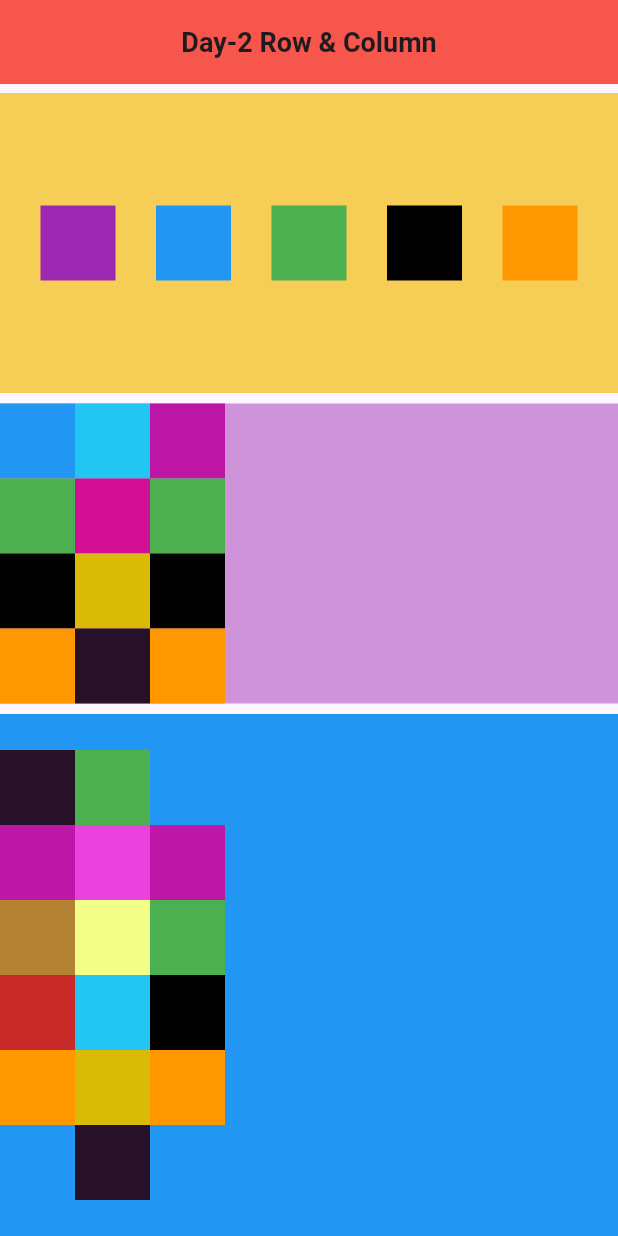
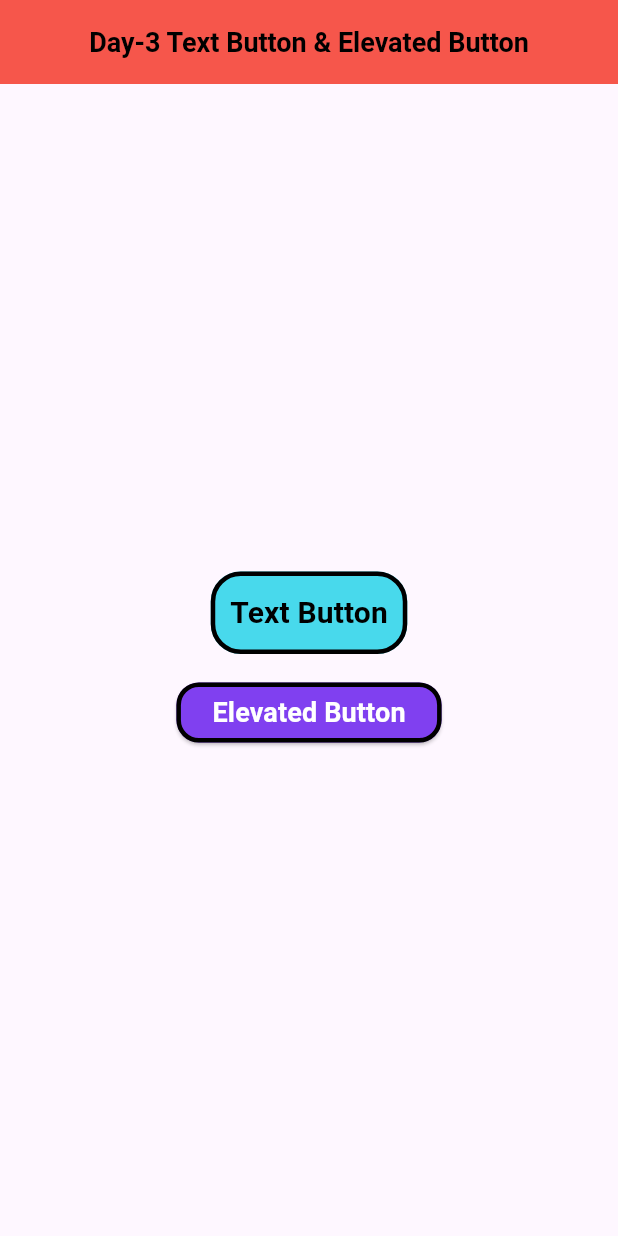
Before and after one commit to Vijay-Mahato/30_days-30_concept, a Flutter app: the screen it shows after launch, on a phone screen of 412 x 824 dp. Run offline on Flutter 3.47's test engine with Material 3 defaults, Android fonts, the phone set to English and light mode, and no system bars.

Commit message:
Day-3 TextButton & ElevatedButton

```diff
--- /dev/null
+++ b/lib/30_days_concepts/day-3.dart
@@ -0,0 +1,85 @@
+import 'package:flutter/material.dart';
+
+class Day3 extends StatelessWidget {
+  const Day3({super.key});
+
+  @override
+  Widget build(BuildContext context) {
+    var h = MediaQuery.of(context).size.height;
+    var w = MediaQuery.of(context).size.width;
+    return Scaffold(
+      appBar: AppBar(
+        centerTitle: true,
+        backgroundColor: const Color.fromARGB(255, 246, 86, 75),
+        title: const Text(
+          "Day-3 Text Button & Elevated Button",
+          style: TextStyle(
+            color: Colors.black,
+            fontSize: 18,
+            fontWeight: FontWeight.bold,
+          ),
+        ),
+      ),
+      body: Column(
+        mainAxisAlignment: MainAxisAlignment.center,
+        children: [
+          Center(
+            child: TextButton(
+              style: ButtonStyle(
+                backgroundColor: WidgetStateProperty.all(
+                  const Color.fromARGB(255, 72, 217, 236),
+                ),
+                elevation: WidgetStateProperty.all(50),
+                padding: WidgetStateProperty.all(
+                  const EdgeInsets.all(13), // Increase Size Of The Button
+                ),
+                overlayColor: WidgetStateProperty.all(Colors.orange),
+                shape: WidgetStateProperty.all(
+                  RoundedRectangleBorder(
+                    side: const BorderSide(color: Colors.black, width: 3),
+                    borderRadius: BorderRadius.circular(20), // Circular border
+                  ),
+                ),
+              ),
+              onPressed: () {
+                print("Vijay Mahato");
+              },
+              child: const Text(
+                "Text Button",
+                style: TextStyle(
+                  color: Colors.black,
+                  fontSize: 20,
+                  fontWeight: FontWeight.w700,
+                ),
+              ),
+            ),
+            //Example of Elevated Button
+          ),
+          const SizedBox(height: 15),
+          ElevatedButton(
+              style: ButtonStyle(
+                overlayColor: WidgetStateProperty.all(Colors.amber[300]),
+                backgroundColor:
+                    WidgetStateProperty.all(Theme.of(context).primaryColor),
+                shape: WidgetStateProperty.all(RoundedRectangleBorder(
+                    side: const BorderSide(color: Colors.black, width: 3),
+                    borderRadius: BorderRadius.circular(15))),
+
+                // padding: WidgetStateProperty.all(const EdgeInsets.all(10)),
+              ),
+              onPressed: () {
+                print("Example Of Elevated Button");
+              },
+              child: const Text(
+                "Elevated Button",
+                style: TextStyle(
+                  color: Colors.white,
+                  fontSize: 18,
+                  fontWeight: FontWeight.w600,
+                ),
+              ))
+        ],
+      ),
+    );
+  }
+}
--- a/lib/main.dart
+++ b/lib/main.dart
@@ -1,3 +1,4 @@
+import 'package:concept/30_days_concepts/day-3.dart';
 import 'package:flutter/material.dart';
 
 import '30_days_concepts/day-1.dart';
@@ -19,7 +20,8 @@ class MyApp extends StatelessWidget {
         brightness: Brightness.light,
         primaryColor: const Color.fromARGB(255, 128, 64, 240),
       ),
-      home: Day2(),
+      // ignore: prefer_const_constructors
+      home: Day3(),
     );
   }
 }
```
